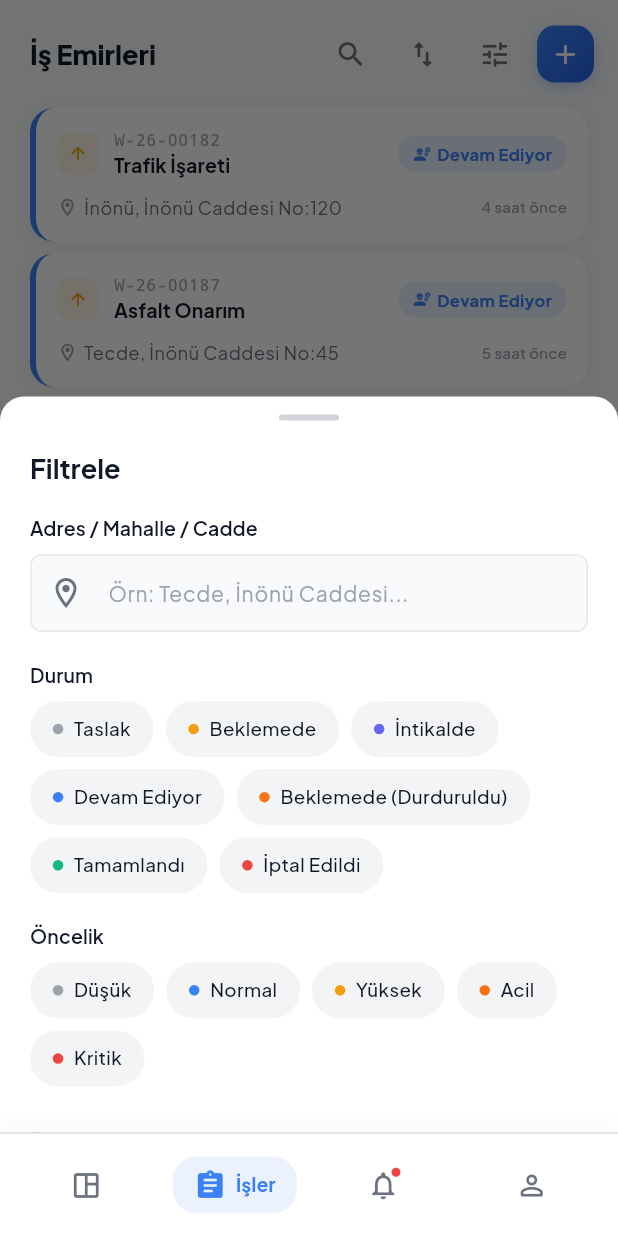
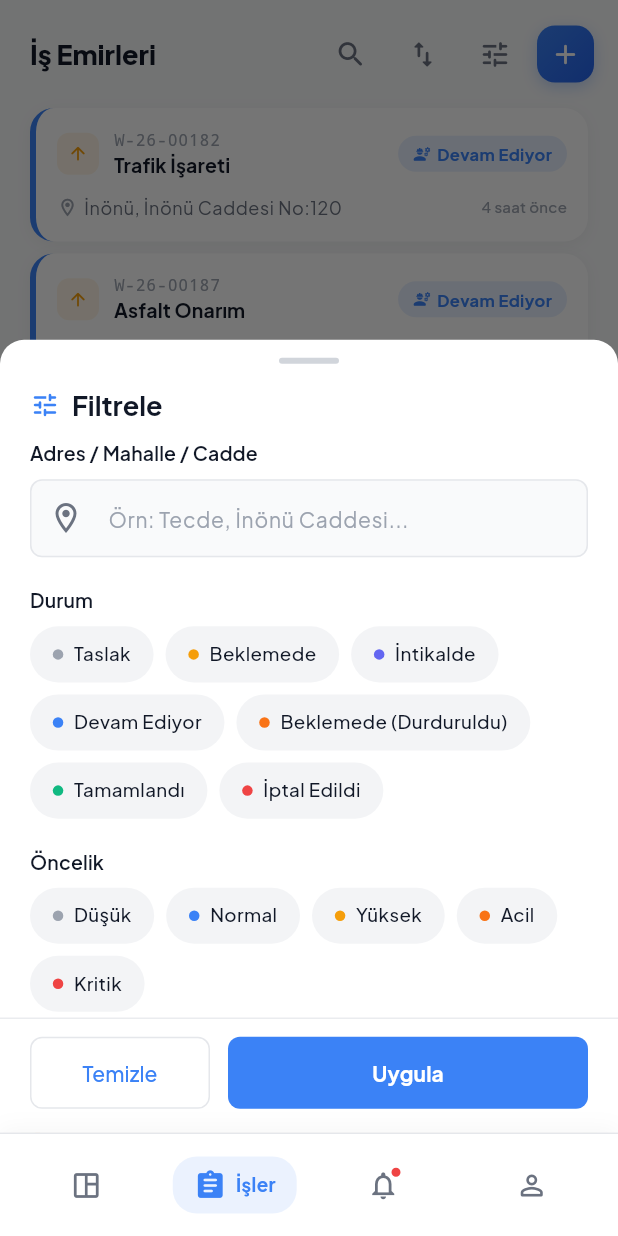
Before and after one commit to 2u3e/AdsumApp, a Flutter app: the WorkOrderListScreen screen opened by its route, after a tap on the "tune" icon, on a phone screen of 412 x 824 dp. Run offline on Flutter 3.47's test engine with Material 3 defaults, Android fonts, the phone set to English and light mode, and no system bars; our stand-ins replace dio, flutter_riverpod, flutter_secure_storage, go_router, google_fonts, logger and 2 more; accounts and stored records are empty.

Commit message:
fix: Pin filter sheet action buttons to bottom (always visible)
- Restructured filter sheet: Column with 3 fixed sections
  1. Header (handle + title with icon) - fixed top
  2. Filters (scrollable Expanded list)
  3. Action buttons (sticky footer with top border + surface bg)
- Temizle/Uygula always visible regardless of scroll position
- Uygula button given 2x flex for prominence
- Increased initial sheet size to 70% for better default visibility
- Filter icon added to header for visual consistency with sort sheet

Co-Authored-By: Claude Opus 4.6 (1M context) <noreply@anthropic.com>

```diff
--- a/lib/features/work_orders/presentation/screens/work_order_list_screen.dart
+++ b/lib/features/work_orders/presentation/screens/work_order_list_screen.dart
@@ -325,24 +325,47 @@ class _WorkOrderListScreenState extends ConsumerState<WorkOrderListScreen> {
       isScrollControlled: true,
       useSafeArea: true,
       builder: (context) => StatefulBuilder(builder: (context, setS) {
+        final isDark = Theme.of(context).brightness == Brightness.dark;
         return DraggableScrollableSheet(
-          initialChildSize: 0.65,
-          minChildSize: 0.4,
-          maxChildSize: 0.85,
+          initialChildSize: 0.7,
+          minChildSize: 0.45,
+          maxChildSize: 0.9,
           expand: false,
-          builder: (context, sc) => Padding(
-            padding: const EdgeInsets.fromLTRB(20, 0, 20, 20),
+          builder: (context, sc) => Column(
+            children: [
+              // Fixed header
+              Center(
+                child: Container(
+                  width: 40, height: 4,
+                  margin: const EdgeInsets.only(top: 12, bottom: 12),
+                  decoration: BoxDecoration(color: AppColors.gray300, borderRadius: AppSpacing.borderRadiusFull),
+                ),
+              ),
+              Padding(
+                padding: const EdgeInsets.fromLTRB(20, 4, 20, 12),
+                child: Row(
+                  children: [
+                    const Icon(Icons.tune_rounded, color: AppColors.primary, size: 20),
+                    const SizedBox(width: 8),
+                    Text('Filtrele', style: Theme.of(context).textTheme.headlineSmall?.copyWith(fontWeight: FontWeight.w700)),
+                  ],
+                ),
+              ),
+              // Scrollable filters
+              Expanded(
                 child: ListView(
                   controller: sc,
+                  padding: const EdgeInsets.fromLTRB(20, 0, 20, 16),
                   children: [
-                Center(child: Container(width: 40, height: 4, margin: const EdgeInsets.only(top: 12, bottom: 20),
-                  decoration: BoxDecoration(color: AppColors.gray300, borderRadius: AppSpacing.borderRadiusFull))),
-                Text('Filtrele', style: Theme.of(context).textTheme.headlineSmall?.copyWith(fontWeight: FontWeight.w700)),
-                const SizedBox(height: 20),
                     Text('Adres / Mahalle / Cadde', style: Theme.of(context).textTheme.titleSmall),
                     const SizedBox(height: 8),
-                TextField(controller: addrCtrl,
-                  decoration: const InputDecoration(hintText: 'Örn: Tecde, İnönü Caddesi...', prefixIcon: Icon(Icons.location_on_outlined))),
+                    TextField(
+                      controller: addrCtrl,
+                      decoration: const InputDecoration(
+                        hintText: 'Örn: Tecde, İnönü Caddesi...',
+                        prefixIcon: Icon(Icons.location_on_outlined),
+                      ),
+                    ),
                     const SizedBox(height: 20),
                     Text('Durum', style: Theme.of(context).textTheme.titleSmall),
                     const SizedBox(height: 8),
@@ -369,18 +392,62 @@ class _WorkOrderListScreenState extends ConsumerState<WorkOrderListScreen> {
                         onTap: () => setS(() => tmpP.contains(p) ? tmpP.remove(p) : tmpP.add(p)),
                       )).toList(),
                     ),
-                const SizedBox(height: 28),
-                Row(children: [
-                  Expanded(child: OutlinedButton(
-                    onPressed: () { setState(() { _selectedStatuses = {}; _selectedPriorities = {}; _addressFilter = ''; }); Navigator.pop(context); },
-                    child: const Text('Temizle'))),
-                  const SizedBox(width: 12),
-                  Expanded(child: ElevatedButton(
-                    onPressed: () { setState(() { _selectedStatuses = tmpS; _selectedPriorities = tmpP; _addressFilter = addrCtrl.text.trim(); }); Navigator.pop(context); },
-                    child: const Text('Uygula'))),
-                ]),
+                    const SizedBox(height: 8),
                   ],
                 ),
+              ),
+              // Sticky footer with action buttons
+              Container(
+                padding: const EdgeInsets.fromLTRB(20, 12, 20, 16),
+                decoration: BoxDecoration(
+                  color: isDark ? AppColors.surfaceDark : Colors.white,
+                  border: Border(
+                    top: BorderSide(
+                      color: isDark ? AppColors.borderDark : AppColors.borderLight,
+                      width: 0.8,
+                    ),
+                  ),
+                ),
+                child: Row(
+                  children: [
+                    Expanded(
+                      child: OutlinedButton(
+                        onPressed: () {
+                          setState(() {
+                            _selectedStatuses = {};
+                            _selectedPriorities = {};
+                            _addressFilter = '';
+                          });
+                          Navigator.pop(context);
+                        },
+                        style: OutlinedButton.styleFrom(
+                          padding: const EdgeInsets.symmetric(vertical: 14),
+                        ),
+                        child: const Text('Temizle'),
+                      ),
+                    ),
+                    const SizedBox(width: 12),
+                    Expanded(
+                      flex: 2,
+                      child: ElevatedButton(
+                        onPressed: () {
+                          setState(() {
+                            _selectedStatuses = tmpS;
+                            _selectedPriorities = tmpP;
+                            _addressFilter = addrCtrl.text.trim();
+                          });
+                          Navigator.pop(context);
+                        },
+                        style: ElevatedButton.styleFrom(
+                          padding: const EdgeInsets.symmetric(vertical: 14),
+                        ),
+                        child: const Text('Uygula', style: TextStyle(fontWeight: FontWeight.w700)),
+                      ),
+                    ),
+                  ],
+                ),
+              ),
+            ],
           ),
         );
       }),
```
Lines whose indentation alone changed are shown as unchanged.
